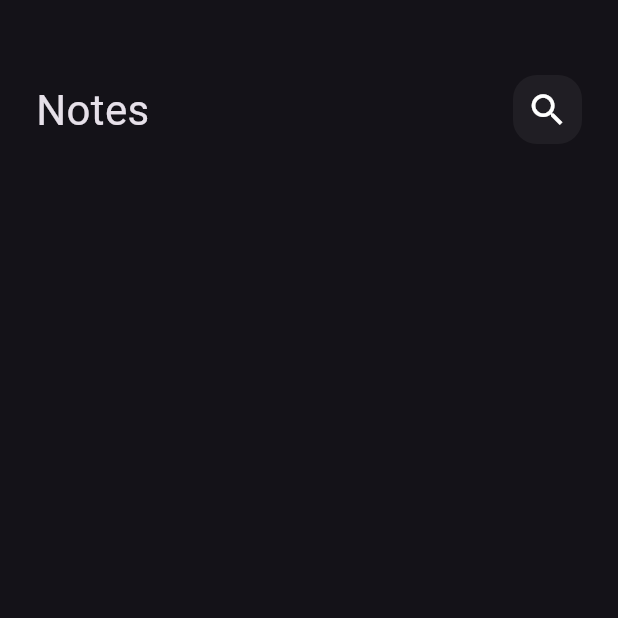
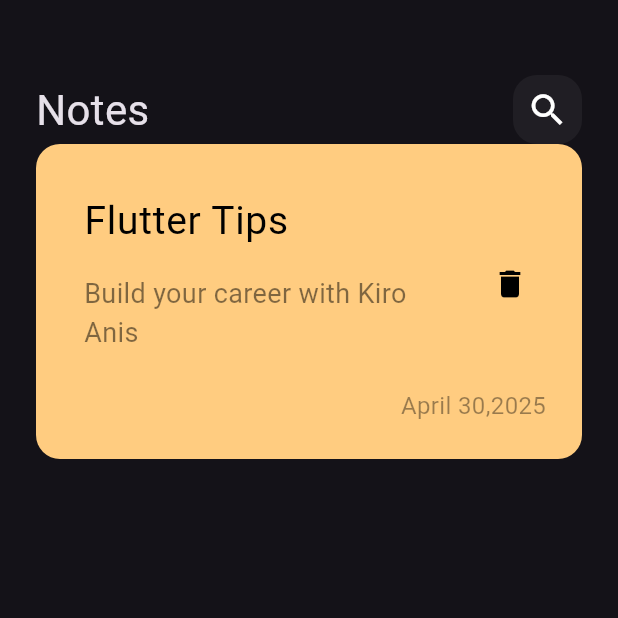
Before and after one commit to Kirolos2004/Notes_app, a Flutter app: the screen it shows after launch, on a phone screen of 412 x 824 dp, the top half of it. Run offline on Flutter 3.47's test engine with Material 3 defaults, Android fonts, the phone set to English and light mode, and no system bars.

Commit message:
create notes_item

```diff
--- a/lib/widgets/custom_appBar.dart
+++ b/lib/widgets/custom_appBar.dart
@@ -1,7 +1,7 @@
 import 'package:flutter/material.dart';
 import 'package:flutter_application_1/widgets/Custom_icon.dart';
-class CutomAppBar extends StatelessWidget {
-  const CutomAppBar({super.key});
+class CustomAppBar extends StatelessWidget {
+  const CustomAppBar({super.key});
 
   @override
   Widget build(BuildContext context) {
--- /dev/null
+++ b/lib/widgets/custom_notes_item.dart
@@ -0,0 +1,56 @@
+import 'package:flutter/material.dart';
+class NotesItem extends StatelessWidget {
+  const NotesItem({super.key});
+
+  @override
+  Widget build(BuildContext context) {
+    return Container(
+      padding: const EdgeInsets.only(top: 24, bottom: 24 , left: 16),
+      decoration: BoxDecoration(
+        color: const Color(0xffFFCC80),
+       borderRadius: BorderRadius.circular(16),
+      ),
+      child: Column(
+        crossAxisAlignment: CrossAxisAlignment.end,
+        children: [
+          ListTile(
+            title: const Text(
+              'Flutter Tips' ,
+             style: TextStyle(
+              color: Colors.black,
+              fontSize: 26,
+             )
+            ),
+            subtitle: Padding(
+              padding: const EdgeInsets.only(
+                top: 16,
+                bottom: 16,
+              ),
+              child: Text('Build your career with Kiro Anis' ,
+                style: TextStyle(
+                color: Colors.black.withOpacity(.5),
+                fontSize: 18,
+               ),
+               ),
+            ),
+            trailing: IconButton(
+              onPressed: () {},
+               icon: const Icon(Icons.delete,
+               color: Colors.black,
+               size: 24,
+               ),
+               ),
+          ),
+           Padding(
+             padding: const EdgeInsets.only(right: 24),
+             child: Text('April 30,2025', style: TextStyle(
+              color: Colors.black.withOpacity(.4),
+              fontSize: 16,
+             ),
+             ),
+           ),
+        ],
+      ),
+    );
+  }
+}
--- a/lib/widgets/notes_view_body.dart
+++ b/lib/widgets/notes_view_body.dart
@@ -1,5 +1,6 @@
 
 import 'package:flutter/material.dart';
+import 'package:flutter_application_1/widgets/Custom_notes_item.dart';
 import 'package:flutter_application_1/widgets/custom_appBar.dart';
 
 class NotesviewBody extends StatelessWidget {
@@ -14,7 +15,8 @@ class NotesviewBody extends StatelessWidget {
         SizedBox(
            height: 50,
         ),
-             CutomAppBar()
+             CustomAppBar(),
+             NotesItem(),
       ],
     ),
     );
```
